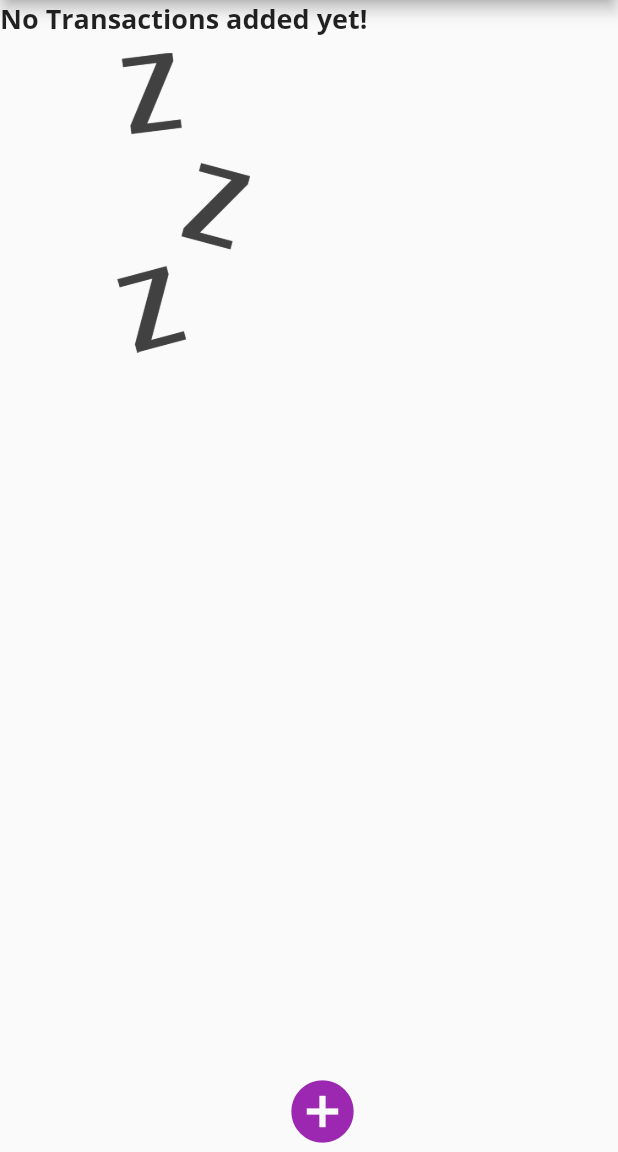
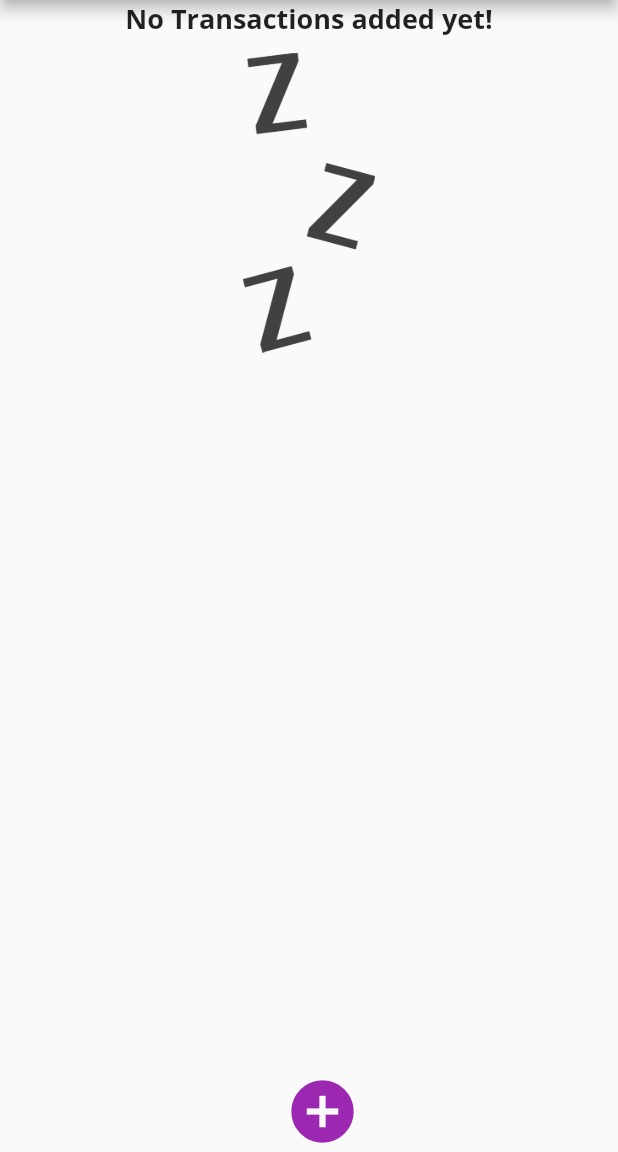
Before and after one commit to boilinux/flutter-spending-tracker, a Flutter app: the screen it shows after launch, on a phone screen of 412 x 824 dp, the part 84-1236 px from its top. Run offline on Flutter 3.47's test engine with Material 2 defaults, Android fonts, the phone set to English and light mode, and no system bars.

Commit message:
Center image.

```diff
--- a/lib/main.dart
+++ b/lib/main.dart
@@ -109,7 +109,10 @@ class _HomeState extends State<Home> {
           ),
         ],
       ),
-      body: SingleChildScrollView(
+      body: Column(
+        crossAxisAlignment: CrossAxisAlignment.stretch,
+        children: <Widget>[
+          Container(
             child: _transactions.isEmpty
                 ? Column(
                     children: <Widget>[
@@ -130,6 +133,8 @@ class _HomeState extends State<Home> {
                     ],
                   )
                 : Transactions(_transactions),
+          )
+        ],
       ),
     );
   }
```
Lines whose indentation alone changed are shown as unchanged.
